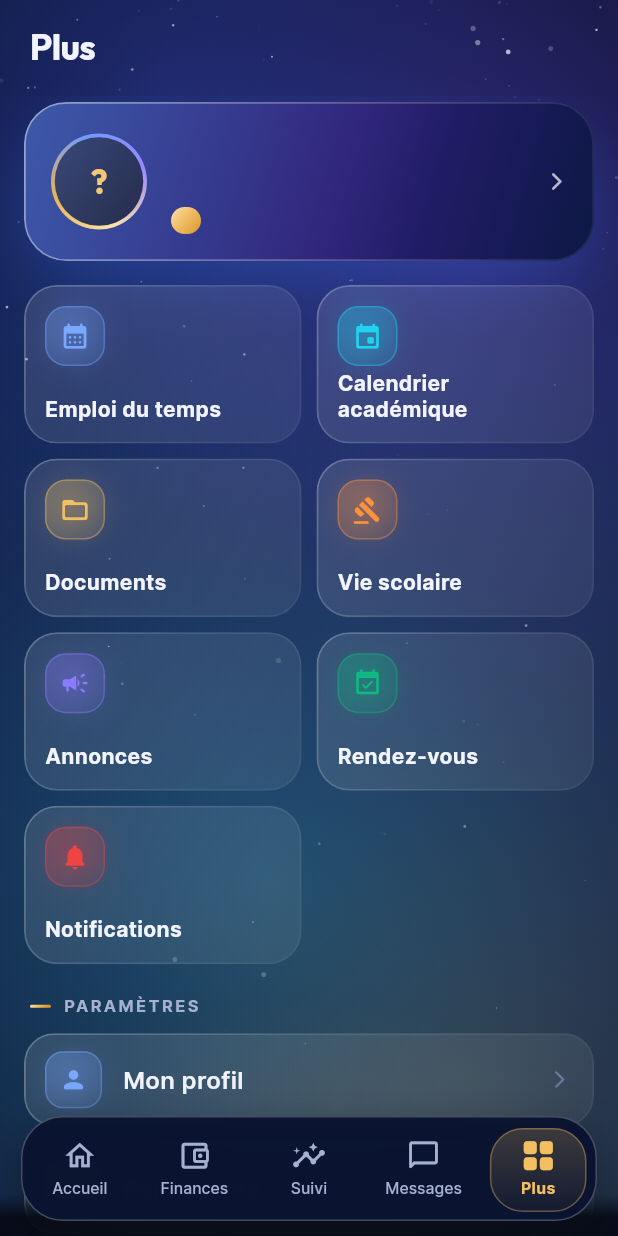
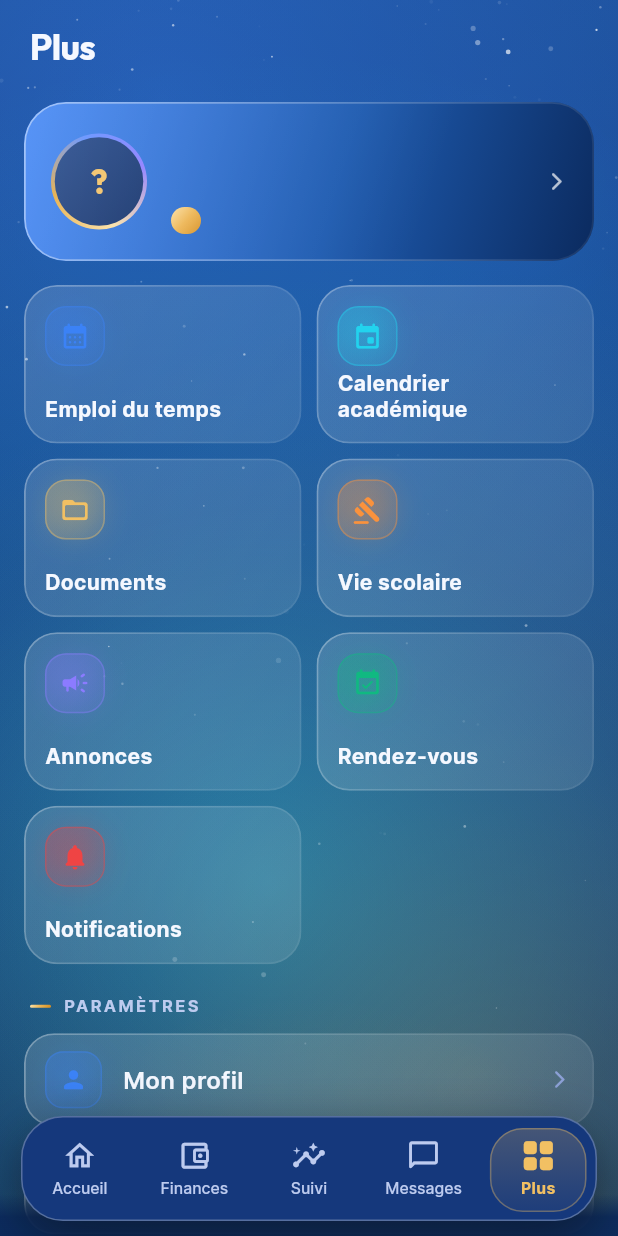
Before and after one commit to lionelredo46-cpu/Android-sac, a Flutter app: the MorePage screen opened by its route, on a phone screen of 412 x 824 dp. Run offline on Flutter 3.47's test engine with Material 3 defaults, Android fonts, the phone set to English and light mode, and no system bars; our stand-ins replace connectivity_plus, dio, file_picker, firebase_core, firebase_messaging, fl_chart and 16 more; missing offline and left inert: flutter_nfc_kit, mobile_scanner, ndef; accounts and stored records are empty; network calls fail.

Commit message:
design: bleu AFRAM éclatant, thème sombre moins noir et plus vivant
Le ciel et les surfaces (fond, cartes, dock, dialogues, bulles de
discussion) passent d'un bleu nuit proche du noir à un bleu AFRAM franc
et lumineux (#0B2A5E → #1E5BB0/#3B82F6), cohérent du premier écran
natif (splash Android/iOS) jusqu'au dernier écran de l'application.
L'accent interactif utilise désormais les teintes de marque AFRAM
(aframLight/aframPrimary) plutôt qu'un bleu-violet générique, et
l'aurore de fond est plus intense pour plus de relief.

Co-Authored-By: Claude Sonnet 5 <noreply@anthropic.com>

```diff
--- a/lib/core/router/main_shell.dart
+++ b/lib/core/router/main_shell.dart
@@ -129,7 +129,7 @@ class StratoDock extends StatelessWidget {
           height: 70,
           decoration: BoxDecoration(
             borderRadius: BorderRadius.circular(28),
-            color: s.isDark ? const Color(0xFC0A1430) : const Color(0xFCFFFFFF),
+            color: s.isDark ? Color.alphaBlend(s.elevated.withValues(alpha: 0.96), s.base) : const Color(0xFCFFFFFF),
             border: Border.all(color: s.hairlineStrong),
             boxShadow: [
               BoxShadow(color: s.isDark ? Colors.black.withValues(alpha: 0.5) : s.shadow, blurRadius: 30, offset: const Offset(0, 12)),
--- a/lib/core/theme/app_theme.dart
+++ b/lib/core/theme/app_theme.dart
@@ -34,7 +34,7 @@ class AppTheme {
     final scheme = ColorScheme(
       brightness: s.brightness,
       primary: s.accent,
-      onPrimary: dark ? const Color(0xFF06102A) : Colors.white,
+      onPrimary: Colors.white,
       primaryContainer: s.accent.withValues(alpha: 0.18),
       onPrimaryContainer: s.text,
       secondary: s.gold,
@@ -271,7 +271,7 @@ class AppTheme {
       ),
       snackBarTheme: SnackBarThemeData(
         behavior: SnackBarBehavior.floating,
-        backgroundColor: dark ? const Color(0xFF16224A) : const Color(0xFF0B1533),
+        backgroundColor: dark ? const Color(0xFF123472) : const Color(0xFF0B1533),
         contentTextStyle: AppTextStyles.bodyMedium.copyWith(color: Colors.white, fontWeight: FontWeight.w500),
         actionTextColor: s.gold,
         elevation: 0,
@@ -327,7 +327,7 @@ class AppTheme {
         shape: RoundedRectangleBorder(borderRadius: BorderRadius.circular(6)),
       ),
       tooltipTheme: TooltipThemeData(
-        decoration: BoxDecoration(color: dark ? const Color(0xFF1A2752) : const Color(0xFF0B1533), borderRadius: BorderRadius.circular(10)),
+        decoration: BoxDecoration(color: dark ? const Color(0xFF15397D) : const Color(0xFF0B1533), borderRadius: BorderRadius.circular(10)),
         textStyle: AppTextStyles.bodySmall.copyWith(color: Colors.white),
       ),
       datePickerTheme: DatePickerThemeData(
--- a/lib/core/theme/strato.dart
+++ b/lib/core/theme/strato.dart
@@ -77,28 +77,30 @@ class Strato extends ThemeExtension<Strato> {
   Color get danger => AppColors.error;
   Color get info => AppColors.info;
 
+  // Bleu AFRAM assumé, pas un noir habillé de bleu : le ciel reste lisiblement bleu du haut
+  // en bas, la touche or sert d'accent (CTA, horizon), jamais de couleur de fond.
   static const night = Strato(
     brightness: Brightness.dark,
-    base: Color(0xFF050916),
-    elevated: Color(0xFF0D1733),
-    sky: [Color(0xFF03050D), Color(0xFF060D24), Color(0xFF0A1740)],
-    aurora: [Color(0xFF2F6BFF), Color(0xFF7B4DFF), Color(0xFF12B5DE), Color(0xFFE5A93C)],
-    auroraStrength: 0.30,
+    base: Color(0xFF0B2A5E),
+    elevated: Color(0xFF15397D),
+    sky: [Color(0xFF1C4B8F), Color(0xFF123472), Color(0xFF0B2A5E)],
+    aurora: [Color(0xFF3B82F6), Color(0xFF1E5BB0), Color(0xFF22D3EE), Color(0xFFE5A93C)],
+    auroraStrength: 0.42,
     stars: true,
     horizon: Color(0xFFE5A93C),
-    glass: Color(0x12FFFFFF),
-    glassStrong: Color(0x1FFFFFFF),
-    hairline: Color(0x1CFFFFFF),
-    hairlineStrong: Color(0x3DFFFFFF),
-    sheen: Color(0x40FFFFFF),
-    text: Color(0xFFF2F5FF),
-    textMuted: Color(0xFFA6B1CF),
-    textFaint: Color(0xFF6E7A9C),
-    accent: Color(0xFF7AA8FF),
-    accentDeep: Color(0xFF3A6DF0),
+    glass: Color(0x1AFFFFFF),
+    glassStrong: Color(0x2BFFFFFF),
+    hairline: Color(0x26FFFFFF),
+    hairlineStrong: Color(0x47FFFFFF),
+    sheen: Color(0x4DFFFFFF),
+    text: Color(0xFFF5F8FF),
+    textMuted: Color(0xFFBDCBEF),
+    textFaint: Color(0xFF8CA0D6),
+    accent: Color(0xFF3B82F6),
+    accentDeep: Color(0xFF1E5BB0),
     gold: Color(0xFFF2C063),
     onGold: Color(0xFF1C1405),
-    shadow: Color(0x66000000),
+    shadow: Color(0x59001233),
   );
 
   static const dawn = Strato(
@@ -132,25 +134,25 @@ class Strato extends ThemeExtension<Strato> {
     colors: [Color(0xFFFBE0A4), Color(0xFFEDB451), Color(0xFFD68F22)],
   );
 
-  /// Saphir → indigo : surfaces héroïques, bulles envoyées.
+  /// Bleu AFRAM vif → profond : surfaces héroïques, bulles envoyées.
   static const sapphireGradient = LinearGradient(
     begin: Alignment.topLeft,
     end: Alignment.bottomRight,
-    colors: [Color(0xFF3E7BFF), Color(0xFF5B4BF0)],
+    colors: [Color(0xFF3B82F6), Color(0xFF1E5BB0)],
   );
 
-  /// Carte héroïque (montant dû, moyenne) : nuit bleue traversée d'une aurore.
+  /// Carte héroïque (montant dû, moyenne) : le bleu AFRAM en pleine lumière, jamais vers le noir.
   LinearGradient get heroGradient => isDark
       ? const LinearGradient(
           begin: Alignment.topLeft,
           end: Alignment.bottomRight,
-          colors: [Color(0xFF1C3C9A), Color(0xFF2A1F78), Color(0xFF0D1844)],
+          colors: [Color(0xFF3B82F6), Color(0xFF1E5BB0), Color(0xFF0B2A5E)],
           stops: [0, 0.55, 1],
         )
       : const LinearGradient(
           begin: Alignment.topLeft,
           end: Alignment.bottomRight,
-          colors: [Color(0xFF0A3871), Color(0xFF1E5BB0), Color(0xFF4B49C8)],
+          colors: [Color(0xFF0A3871), Color(0xFF1E5BB0), Color(0xFF3B82F6)],
           stops: [0, 0.6, 1],
         );
 
--- a/lib/core/widgets/ui.dart
+++ b/lib/core/widgets/ui.dart
@@ -300,7 +300,7 @@ class Avatar extends StatelessWidget {
             gradient: LinearGradient(
               begin: Alignment.topLeft,
               end: Alignment.bottomRight,
-              colors: s.isDark ? const [Color(0xFF1B2C63), Color(0xFF0E1638)] : const [Color(0xFFFFFFFF), Color(0xFFE9EEFC)],
+              colors: s.isDark ? const [Color(0xFF1E4488), Color(0xFF0F2E68)] : const [Color(0xFFFFFFFF), Color(0xFFE9EEFC)],
             ),
           ),
           child: Text(initials, style: AppTextStyles.h3.copyWith(color: s.gold, fontSize: radius * 0.72, fontWeight: FontWeight.w700, letterSpacing: 0.5)),
--- a/lib/features/auth/presentation/onboarding_page.dart
+++ b/lib/features/auth/presentation/onboarding_page.dart
@@ -233,7 +233,7 @@ extension on _PlanetState {
               height: 40,
               decoration: BoxDecoration(
                 shape: BoxShape.circle,
-                color: s.isDark ? const Color(0xFF13214A) : Colors.white,
+                color: s.isDark ? const Color(0xFF1A3B7D) : Colors.white,
                 border: Border.all(color: color.withValues(alpha: 0.6)),
                 boxShadow: [BoxShadow(color: color.withValues(alpha: 0.4), blurRadius: 16)],
               ),
--- a/lib/features/messaging/presentation/conversation_page.dart
+++ b/lib/features/messaging/presentation/conversation_page.dart
@@ -142,7 +142,7 @@ class _ConversationPageState extends ConsumerState<ConversationPage> {
                     Container(
                       padding: const EdgeInsets.fromLTRB(4, 4, 4, 4),
                       decoration: BoxDecoration(
-                        color: s.isDark ? const Color(0xE60B1532) : const Color(0xF2FFFFFF),
+                        color: s.isDark ? const Color(0xE6102F66) : const Color(0xF2FFFFFF),
                         borderRadius: BorderRadius.circular(26),
                         border: Border.all(color: s.hairlineStrong),
                         boxShadow: [BoxShadow(color: s.shadow, blurRadius: 20, offset: const Offset(0, 6))],
```
Also changed, not shown: 2 other files.
